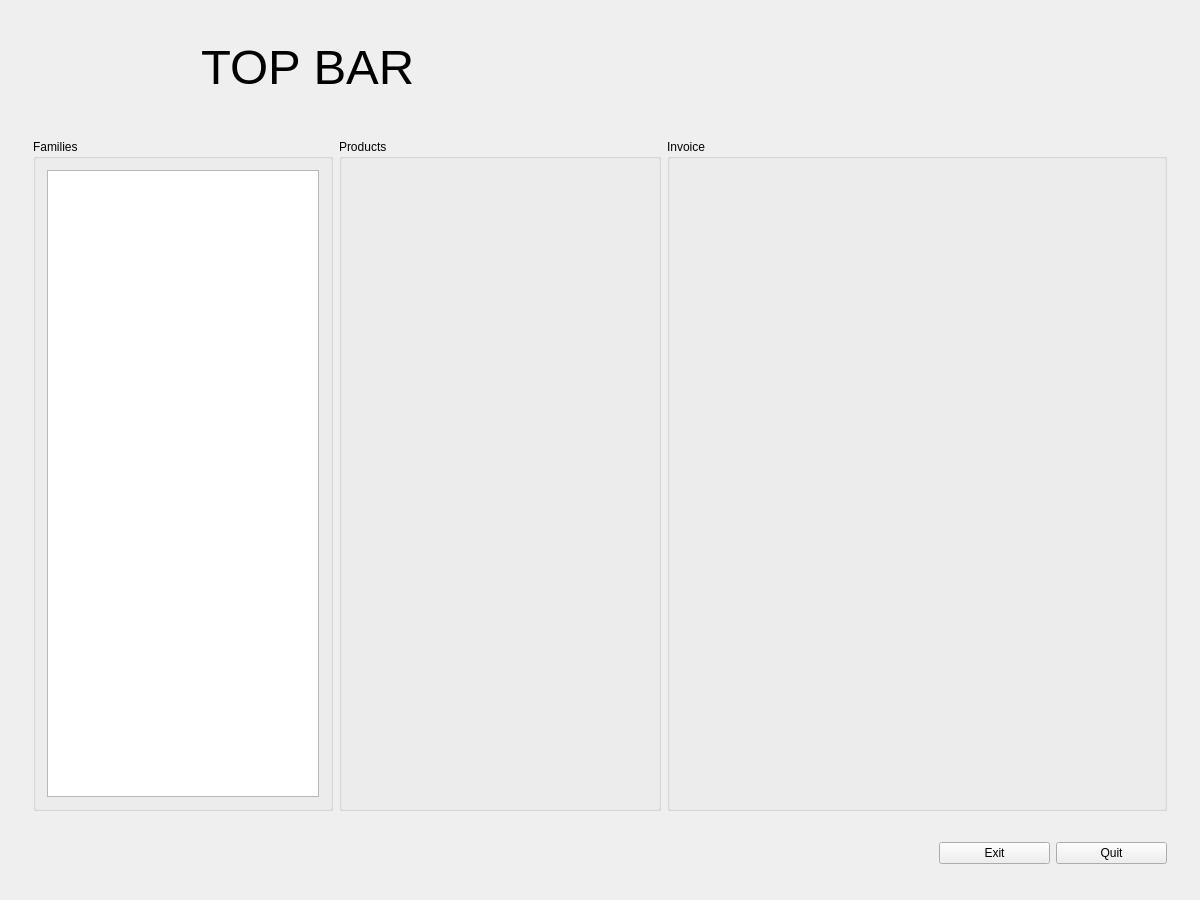
eguzki/penyamanager, file penyamanager/mainwindow.ui: the form before one commit.
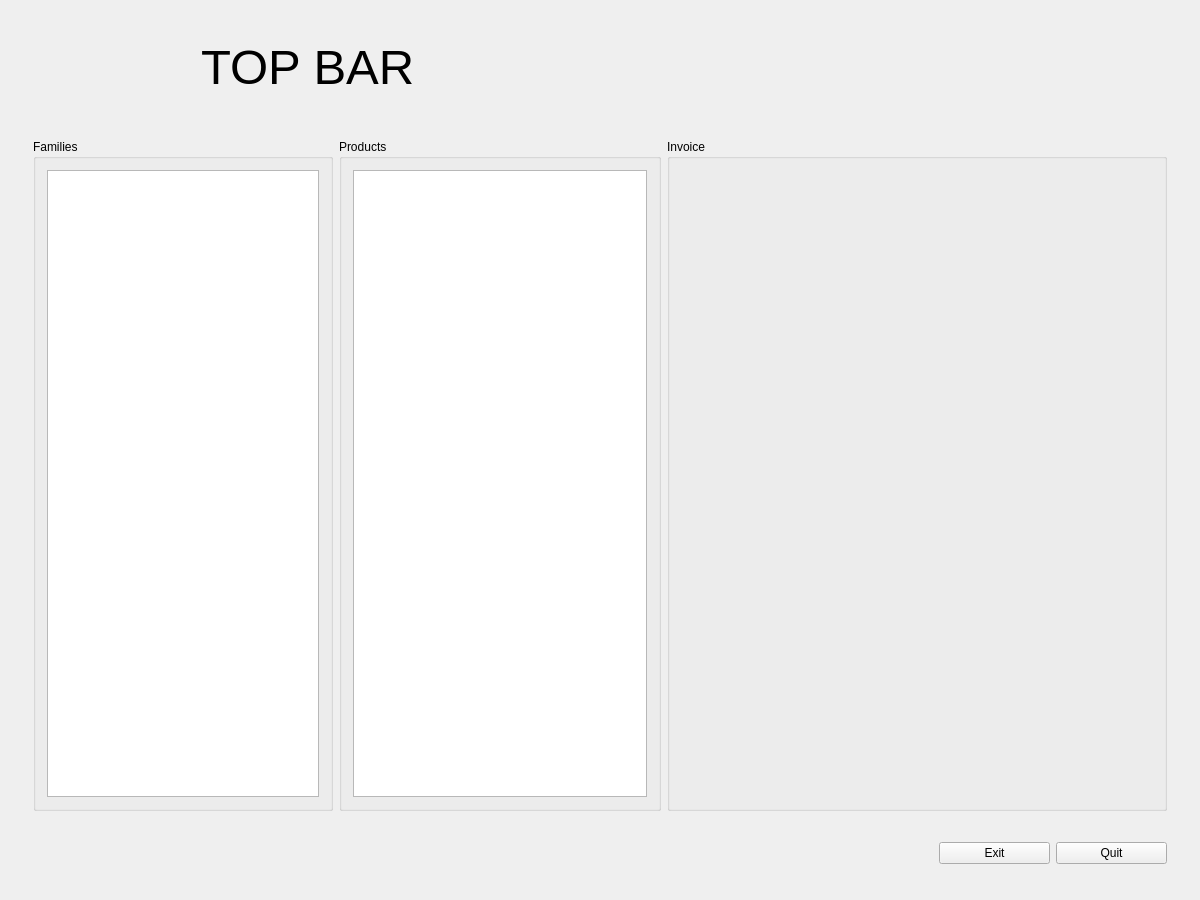
The form after the commit.

```diff
--- a/penyamanager/mainwindow.ui
+++ b/penyamanager/mainwindow.ui
@@ -108,6 +108,11 @@
            <property name="title">
             <string>Products</string>
            </property>
+           <layout class="QHBoxLayout" name="horizontalLayout_4">
+            <item>
+             <widget class="QListWidget" name="productListWidget"/>
+            </item>
+           </layout>
           </widget>
          </item>
          <item>
```
Left out of the diff: 2 changed lines with no effect on the pictures.
